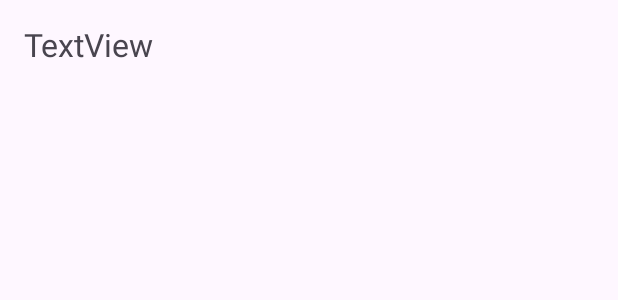
After one commit to dokyung-kang/MovieLog, an Android app: the layout list_diary.xml on its own in the app's theme, with its tools: preview values and no code run, on a phone screen of 412 x 824 dp. The commit adds this screen. Shown: the top 300 px of the screen. Run offline under Robolectric (Android 15) with nearby library versions, the phone set to English and light mode, and no system bars.

Commit message:
add: 후기 리스트 보기

```diff
--- a/app/src/main/java/ddwu/com/mobile/movieapp/MainActivity.kt
+++ b/app/src/main/java/ddwu/com/mobile/movieapp/MainActivity.kt
@@ -16,7 +16,7 @@ class MainActivity: AppCompatActivity() {
         setContentView(mainBinding.root)
 
         mainBinding.diaryBtn.setOnClickListener {
-            var intent = Intent(this, DetailActivity::class.java)
+            var intent = Intent(this, DiaryActivity::class.java)
             startActivity(intent)
         }
 
--- /dev/null
+++ b/app/src/main/res/layout/list_diary.xml
@@ -0,0 +1,23 @@
+<?xml version="1.0" encoding="utf-8"?>
+<androidx.constraintlayout.widget.ConstraintLayout xmlns:android="http://schemas.android.com/apk/res/android"
+    xmlns:app="http://schemas.android.com/apk/res-auto"
+    xmlns:tools="http://schemas.android.com/tools"
+    android:layout_width="match_parent"
+    android:layout_height="60dp">
+
+    <TextView
+        android:id="@+id/tvDiary1st"
+        android:layout_width="0dp"
+        android:layout_height="0dp"
+        android:layout_marginStart="16dp"
+        android:layout_marginTop="8dp"
+        android:layout_marginEnd="16dp"
+        android:layout_marginBottom="8dp"
+        android:gravity="center_vertical"
+        android:text="TextView"
+        android:textSize="21sp"
+        app:layout_constraintBottom_toBottomOf="parent"
+        app:layout_constraintEnd_toEndOf="parent"
+        app:layout_constraintStart_toStartOf="parent"
+        app:layout_constraintTop_toTopOf="parent" />
+</androidx.constraintlayout.widget.ConstraintLayout>
```
Also changed, not shown: app/src/main/java/ddwu/com/mobile/movieapp/DiaryActivity.kt (+84 -150 lines), app/src/main/java/ddwu/com/mobile/movieapp/ui/DiaryAdapter.kt (+44 -77 lines).
